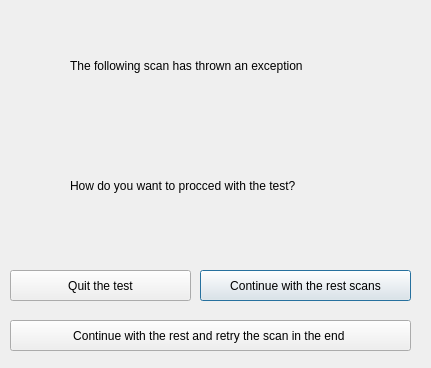
Above: GUI/testingprogress.ui from AudreyFrancisco/SingleLadderQualification before the change. Below: the same form after it.
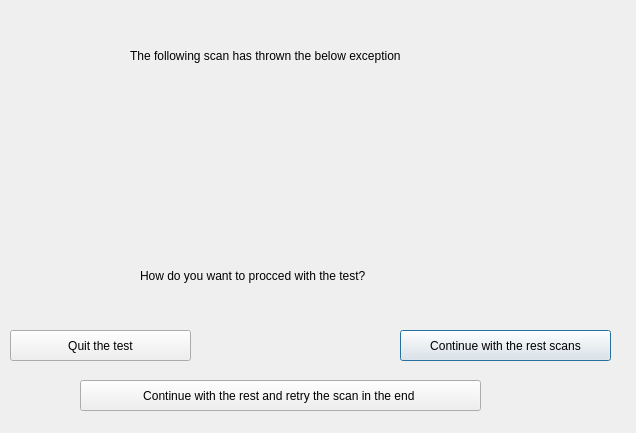
That is the form after the change.

Commit message: informing user for all exceptions thrown

```diff
--- a/GUI/testingprogress.ui
+++ b/GUI/testingprogress.ui
@@ -6,8 +6,8 @@
    <rect>
     <x>0</x>
     <y>0</y>
-    <width>431</width>
-    <height>368</height>
+    <width>636</width>
+    <height>433</height>
    </rect>
   </property>
   <property name="windowTitle">
@@ -16,21 +16,21 @@
   <widget class="QLabel" name="testingprogress1">
    <property name="geometry">
     <rect>
-     <x>70</x>
-     <y>50</y>
-     <width>301</width>
+     <x>130</x>
+     <y>40</y>
+     <width>361</width>
      <height>31</height>
     </rect>
    </property>
    <property name="text">
-    <string>The following scan has thrown an exception</string>
+    <string>The following scan has thrown the below exception</string>
    </property>
   </widget>
   <widget class="QPushButton" name="continuetest">
    <property name="geometry">
     <rect>
-     <x>200</x>
-     <y>270</y>
+     <x>400</x>
+     <y>330</y>
      <width>211</width>
      <height>31</height>
     </rect>
@@ -43,7 +43,7 @@
    <property name="geometry">
     <rect>
      <x>10</x>
-     <y>270</y>
+     <y>330</y>
      <width>181</width>
      <height>31</height>
     </rect>
@@ -55,8 +55,8 @@
   <widget class="QLabel" name="testingprogress3">
    <property name="geometry">
     <rect>
-     <x>70</x>
-     <y>160</y>
+     <x>140</x>
+     <y>250</y>
      <width>301</width>
      <height>51</height>
     </rect>
@@ -68,10 +68,10 @@
   <widget class="QLabel" name="testingprogress2">
    <property name="geometry">
     <rect>
-     <x>140</x>
-     <y>120</y>
-     <width>111</width>
-     <height>21</height>
+     <x>40</x>
+     <y>90</y>
+     <width>501</width>
+     <height>31</height>
     </rect>
    </property>
    <property name="text">
@@ -81,8 +81,8 @@
   <widget class="QPushButton" name="retryscan">
    <property name="geometry">
     <rect>
-     <x>10</x>
-     <y>320</y>
+     <x>80</x>
+     <y>380</y>
      <width>401</width>
      <height>31</height>
     </rect>
@@ -91,6 +91,19 @@
     <string>Continue with the rest and retry the scan in the end </string>
    </property>
   </widget>
+  <widget class="QLabel" name="exceptiontype">
+   <property name="geometry">
+    <rect>
+     <x>30</x>
+     <y>180</y>
+     <width>551</width>
+     <height>61</height>
+    </rect>
+   </property>
+   <property name="text">
+    <string/>
+   </property>
+  </widget>
  </widget>
  <resources/>
  <connections/>
```
The commit also changes 4 other files.
